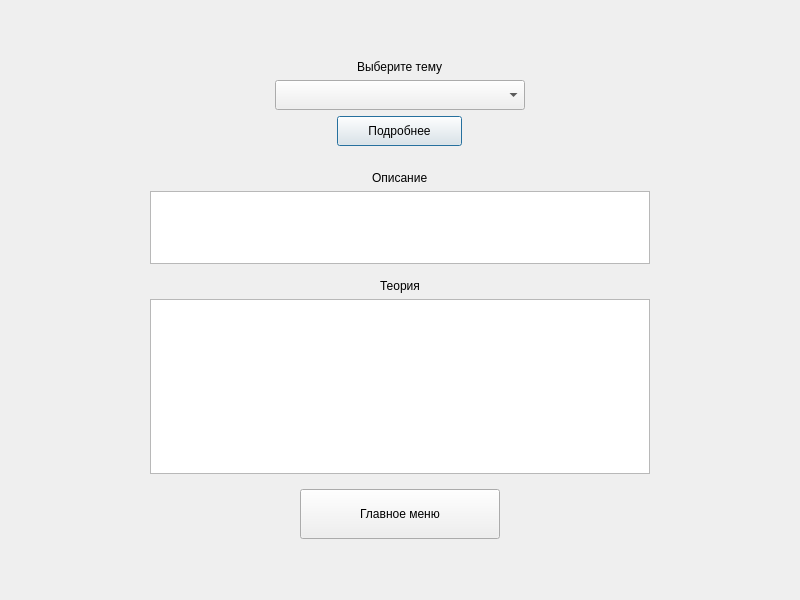
Qt form theorywindow.ui (icspero/3-semester-CourseWork_Client) before a commit.
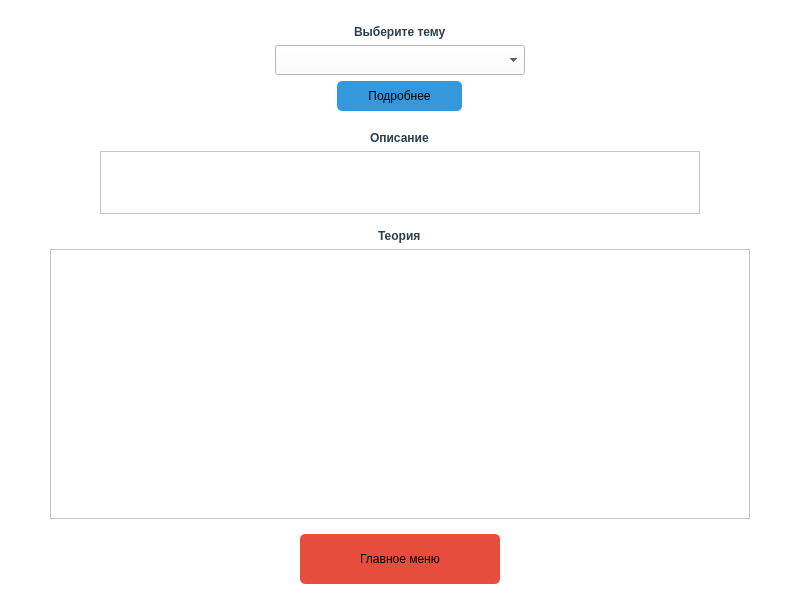
The same form after that commit.

```diff
--- a/theorywindow.ui
+++ b/theorywindow.ui
@@ -13,6 +13,9 @@
   <property name="windowTitle">
    <string>Теория</string>
   </property>
+  <property name="styleSheet">
+   <string notr="true">background-color: #ffffff;</string>
+  </property>
   <layout class="QVBoxLayout" name="verticalLayout">
    <item>
     <spacer name="verticalSpacer_2">
@@ -25,7 +28,7 @@
      <property name="sizeHint" stdset="0">
       <size>
        <width>20</width>
-       <height>40</height>
+       <height>5</height>
       </size>
      </property>
     </spacer>
@@ -35,6 +38,10 @@
      <layout class="QVBoxLayout" name="verticalLayout_2">
       <item alignment="Qt::AlignHCenter">
        <widget class="QLabel" name="label">
+        <property name="styleSheet">
+         <string notr="true">color: #2c3e50;
+font-weight: bold;</string>
+        </property>
         <property name="text">
          <string>Выберите тему</string>
         </property>
@@ -54,6 +61,18 @@
           <height>30</height>
          </size>
         </property>
+        <property name="styleSheet">
+         <string notr="true">QComboBox {
+       color: #000000;
+       background-color: #ffffff; 
+}
+QComboBox QAbstractItemView {
+       color: #000000;
+       background-color: #ffffff;
+       selection-background-color: #3498db;
+       selection-color: white;
+}</string>
+        </property>
        </widget>
       </item>
       <item alignment="Qt::AlignHCenter">
@@ -70,6 +89,16 @@
           <height>30</height>
          </size>
         </property>
+        <property name="styleSheet">
+         <string notr="true">QPushButton {
+    background-color: #3498db; 
+    color: black;           
+    border-radius: 5px;
+}
+QPushButton:hover {
+    background-color: #2980b9;
+}</string>
+        </property>
         <property name="text">
          <string>Подробнее</string>
         </property>
@@ -86,7 +115,7 @@
         <property name="sizeHint" stdset="0">
          <size>
           <width>20</width>
-          <height>10</height>
+          <height>5</height>
          </size>
         </property>
        </spacer>
@@ -108,6 +137,10 @@
         <layout class="QVBoxLayout" name="verticalLayout_3">
          <item alignment="Qt::AlignHCenter">
           <widget class="QLabel" name="label_2">
+           <property name="styleSheet">
+            <string notr="true">color: #2c3e50;
+font-weight: bold;</string>
+           </property>
            <property name="text">
             <string>Описание</string>
            </property>
@@ -123,10 +156,13 @@
            </property>
            <property name="minimumSize">
             <size>
-             <width>500</width>
-             <height>50</height>
+             <width>600</width>
+             <height>30</height>
             </size>
            </property>
+           <property name="styleSheet">
+            <string notr="true">color: #000000;background-color: #ffffff;</string>
+           </property>
           </widget>
          </item>
         </layout>
@@ -134,6 +170,10 @@
       </item>
       <item alignment="Qt::AlignHCenter">
        <widget class="QLabel" name="label_3">
+        <property name="styleSheet">
+         <string notr="true">color: #2c3e50;
+font-weight: bold;</string>
+        </property>
         <property name="text">
          <string>Теория</string>
         </property>
@@ -149,10 +189,13 @@
         </property>
         <property name="minimumSize">
          <size>
-          <width>500</width>
-          <height>175</height>
+          <width>700</width>
+          <height>270</height>
          </size>
         </property>
+        <property name="styleSheet">
+         <string notr="true">color: #000000;background-color: #ffffff;</string>
+        </property>
        </widget>
       </item>
      </layout>
@@ -172,6 +215,16 @@
        <height>50</height>
       </size>
      </property>
+     <property name="styleSheet">
+      <string notr="true">QPushButton {
+    background-color: #e74c3c; 
+    color: black;               
+    border-radius: 5px;      
+}
+QPushButton:hover {
+    background-color: #c0392b; 
+}</string>
+     </property>
      <property name="text">
       <string>Главное меню</string>
      </property>
@@ -188,7 +241,7 @@
      <property name="sizeHint" stdset="0">
       <size>
        <width>20</width>
-       <height>50</height>
+       <height>5</height>
       </size>
      </property>
     </spacer>
```
